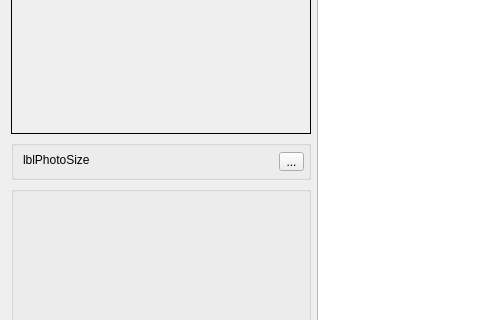
Qt form Forms/CMain.ui (skynowa/xxxdb) before a commit; both pictures show x 0 to 480 and y 142 to 462 of the 893 by 578 pixel window.
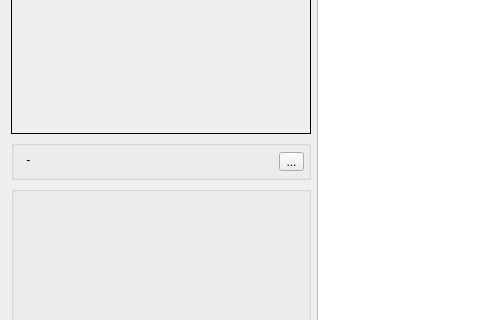
The same form after that commit. Icons and pictures are not drawn.

Commit message: REVIEW: CMain - move some code to ui-files

```diff
--- a/Forms/CMain.ui
+++ b/Forms/CMain.ui
@@ -48,15 +48,12 @@
         <rect>
          <x>12</x>
          <y>12</y>
-         <width>169</width>
+         <width>249</width>
          <height>16</height>
         </rect>
        </property>
        <property name="text">
-        <string>lblPhotoSize</string>
-       </property>
-       <property name="textFormat">
-        <enum>Qt::PlainText</enum>
+        <string> - </string>
        </property>
       </widget>
       <widget class="QToolButton" name="tbtnPhotoAlbum">
```
The commit also changes 1 other file.
